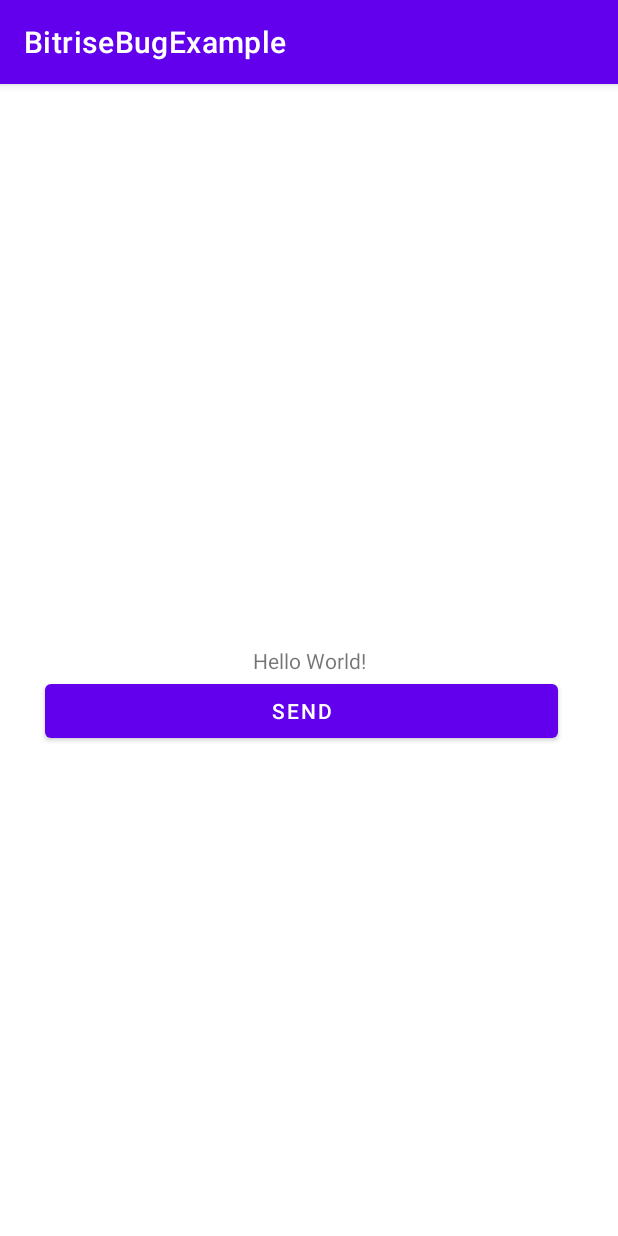
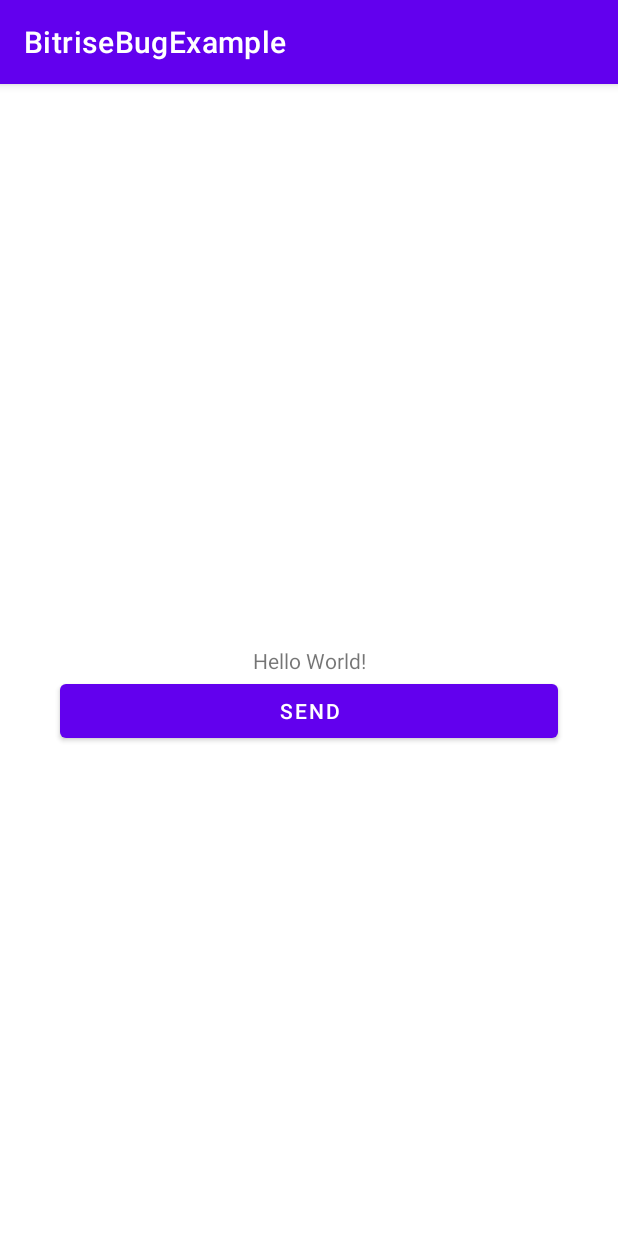
Before and after one commit to wise4rmgod/BitriseBugExample, an Android app: the screen it shows after launch (MainActivity), on a phone screen of 412 x 824 dp. Run offline under Robolectric (Android 15) with nearby library versions, the phone set to English and light mode, and no system bars.

Commit message:
change the margin start value

```diff
--- a/app/src/main/res/layout/activity_main.xml
+++ b/app/src/main/res/layout/activity_main.xml
@@ -4,6 +4,7 @@
     xmlns:tools="http://schemas.android.com/tools"
     android:layout_width="match_parent"
     android:layout_height="match_parent"
+    android:orientation="horizontal"
     tools:context=".MainActivity">
 
     <TextView
@@ -20,7 +21,7 @@
         android:id="@+id/btn"
         android:layout_width="match_parent"
         android:layout_height="wrap_content"
-        android:layout_marginStart="30dp"
+        android:layout_marginStart="40dp"
         android:layout_marginEnd="40dp"
         android:text="send"
         app:layout_constraintTop_toBottomOf="@id/textx" />
```
